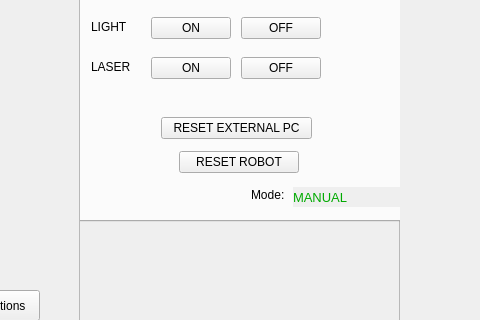
This is resource/RqtKuka.ui in asoriano1/rqt_kuka as Qt 5 draws it before an edit; both pictures show x 201 to 681 and y 549 to 869 of the 1014 by 1052 pixel window. The edited form follows.
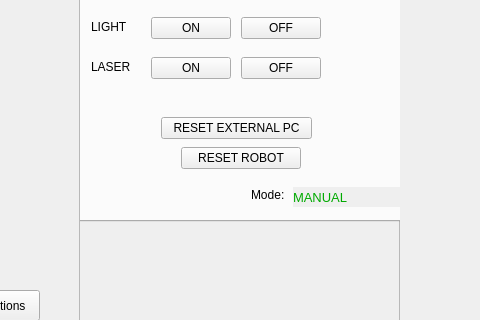
This is the edited form. Icons and pictures are not drawn.

Commit message: Reset Button now is attached only to tab frame

Diff of the .ui file:
```diff
--- a/resource/RqtKuka.ui
+++ b/resource/RqtKuka.ui
@@ -4229,6 +4229,19 @@
         <string>Mode:</string>
        </property>
       </widget>
+      <widget class="QPushButton" name="Reset_Robot_Button">
+       <property name="geometry">
+        <rect>
+         <x>100</x>
+         <y>160</y>
+         <width>120</width>
+         <height>22</height>
+        </rect>
+       </property>
+       <property name="text">
+        <string>RESET ROBOT</string>
+       </property>
+      </widget>
      </widget>
      <widget class="QWidget" name="tab_2">
       <attribute name="title">
@@ -4297,19 +4310,6 @@
       </widget>
      </widget>
     </widget>
-    <widget class="QPushButton" name="Reset_Robot_Button">
-     <property name="geometry">
-      <rect>
-       <x>370</x>
-       <y>650</y>
-       <width>120</width>
-       <height>22</height>
-      </rect>
-     </property>
-     <property name="text">
-      <string>RESET ROBOT</string>
-     </property>
-    </widget>
     <zorder>tabWidget</zorder>
     <zorder>frame_move</zorder>
     <zorder>frame_alerts</zorder>
```
Left out of the diff: 1 changed line with no effect on the pictures.
